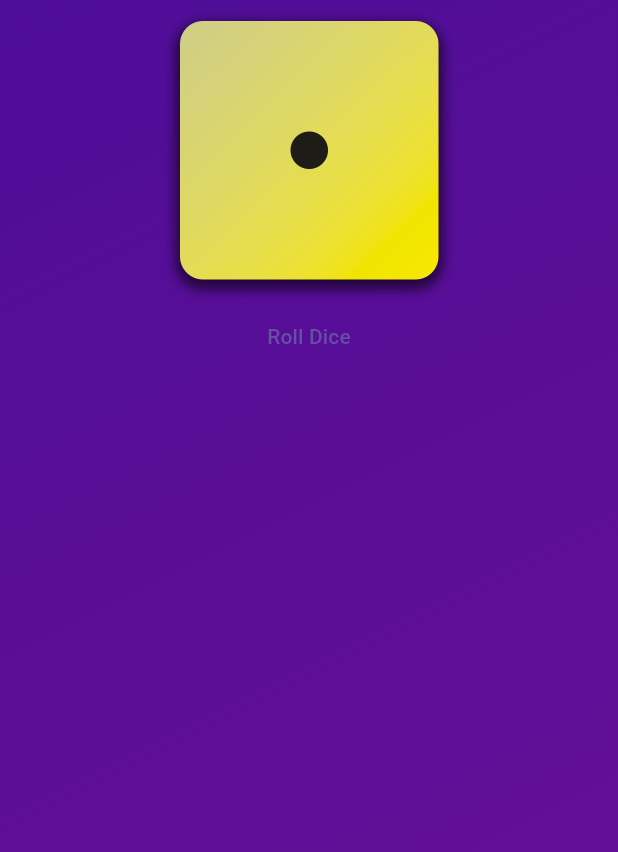
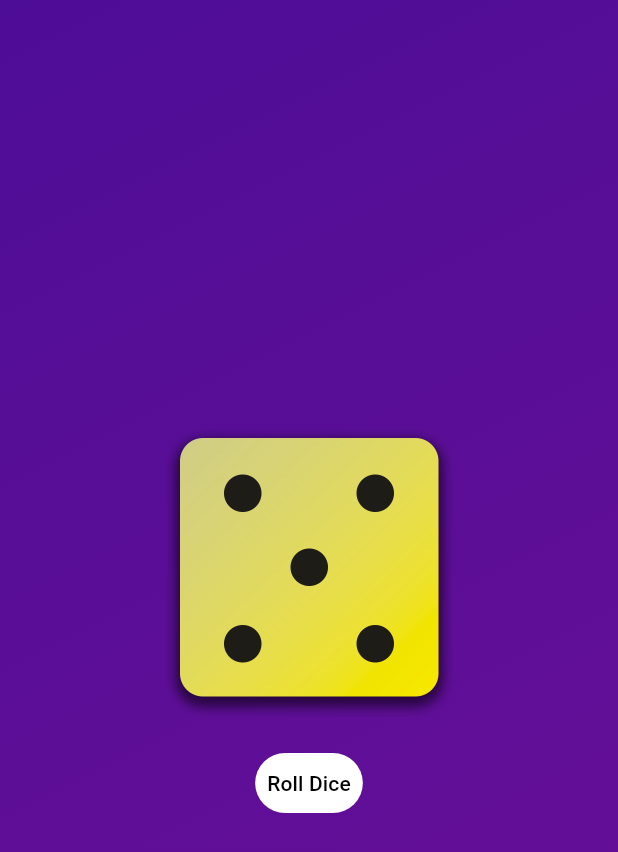
Before and after one commit to AmadeusJ/flutter-study, a Flutter app: the screen it shows after launch, after a tap on "Roll Dice", on a phone screen of 412 x 824 dp. Shown: the top 852 px of the screen. Run offline on Flutter 3.47's test engine with Material 3 defaults, Android fonts, the phone set to English and light mode, and no system bars.

Commit message:
flutter study first_app

```diff
--- /dev/null
+++ b/first_app/lib/dice_roller.dart
@@ -0,0 +1,53 @@
+import 'package:flutter/material.dart';
+import 'dart:math';
+
+// This is how to create a random number generator
+// only once, not every time the widget is built
+final randomizer = Random();
+
+// StatefulWidget is a widget that has a state
+class DiceRoller extends StatefulWidget {
+  const DiceRoller({super.key});
+
+  // This is how to create the state of the widget
+  @override
+  State<DiceRoller> createState() => _DiceRollerState();
+}
+
+// State is the state of the widget
+// _DiceRollerState is the state of the DiceRoller widget
+class _DiceRollerState extends State<DiceRoller> {
+  var currentDiceRoll = 2;
+
+  // This is how to update the state of the widget
+  void rollDice() {
+    // print('Rolling dice...');
+    setState(() {
+      currentDiceRoll = randomizer.nextInt(6) + 1;
+    });
+  }
+
+  // This is how to build the widget
+  @override
+  Widget build(BuildContext context) {
+    return Column(
+      mainAxisSize: MainAxisSize.min,
+      children: [
+        Image.asset(
+          'assets/images/dice-$currentDiceRoll.png',
+          width: 200,
+        ),
+        const SizedBox(height: 20),
+        TextButton(
+          onPressed: rollDice,
+          style: TextButton.styleFrom(
+            padding: const EdgeInsets.all(8),
+            backgroundColor: Colors.white,
+            foregroundColor: Colors.black,
+          ),
+          child: const Text('Roll Dice'),
+        ),
+      ],
+    );
+  }
+}
--- a/first_app/lib/gradient_container.dart
+++ b/first_app/lib/gradient_container.dart
@@ -1,41 +1,30 @@
 import 'package:flutter/material.dart';
+import 'package:first_app/dice_roller.dart';
 // import 'styled_text.dart';
 
 const startAlignment = Alignment.topLeft;
 const endAlignment = Alignment.bottomRight;
 
+// StatelessWidget is a widget that does not have a state
 class GradientContainer extends StatelessWidget {
+  // This is how to create a constructor for the GradientContainer widget
   const GradientContainer({super.key, required this.colors});
 
   final List<Color> colors;
 
-  void rollDice() {
-    print('Rolling dice...');
-  }
-
+  // This is how to build the widget
   @override
   Widget build(BuildContext context) {
-    return Container(
-      decoration: BoxDecoration(
-        gradient: LinearGradient(
-          colors: colors,
-          begin: startAlignment,
-          end: endAlignment,
+    return Container(   // Container is a widget that provides a container for the application
+      decoration: BoxDecoration( // BoxDecoration is a widget that provides a decoration for the container
+        gradient: LinearGradient( // LinearGradient is a widget that provides a linear gradient for the container
+          colors: colors, // colors is a list of colors for the gradient
+          begin: startAlignment, // startAlignment is the starting alignment of the gradient
+          end: endAlignment, // endAlignment is the ending alignment of the gradient
         ),
       ),
-      child: Center(
-        child: Column(
-          children: [
-            Image.asset(
-              'assets/images/dice-1.png',
-              width: 200,
-            ),
-            TextButton(
-              onPressed: rollDice,
-              child: const Text('Roll Dice'),
-            ),
-          ],
-        ),
+      child: const Center( // Center is a widget that provides a center for the application
+        child: DiceRoller(), // DiceRoller is a widget that provides a dice roller for the application
       ),
     );
   }
--- a/first_app/lib/main.dart
+++ b/first_app/lib/main.dart
@@ -1,10 +1,12 @@
 import 'package:flutter/material.dart';
 import 'gradient_container.dart';
 
+// main is the entry point of the application
 void main() {
-  runApp(MaterialApp(
-    home: Scaffold(
-      body: GradientContainer(colors: [
+  // runApp is a function that takes a widget and runs it
+  runApp(MaterialApp( // MaterialApp is a widget that is the root of the application
+    home: Scaffold( // Scaffold is a widget that provides a scaffold for the application
+      body: GradientContainer(colors: [ // GradientContainer is a widget that provides a gradient container for the application
         Color.fromARGB(255, 78, 13, 151),
         Color.fromARGB(255, 107, 15, 151),
       ]),
```
